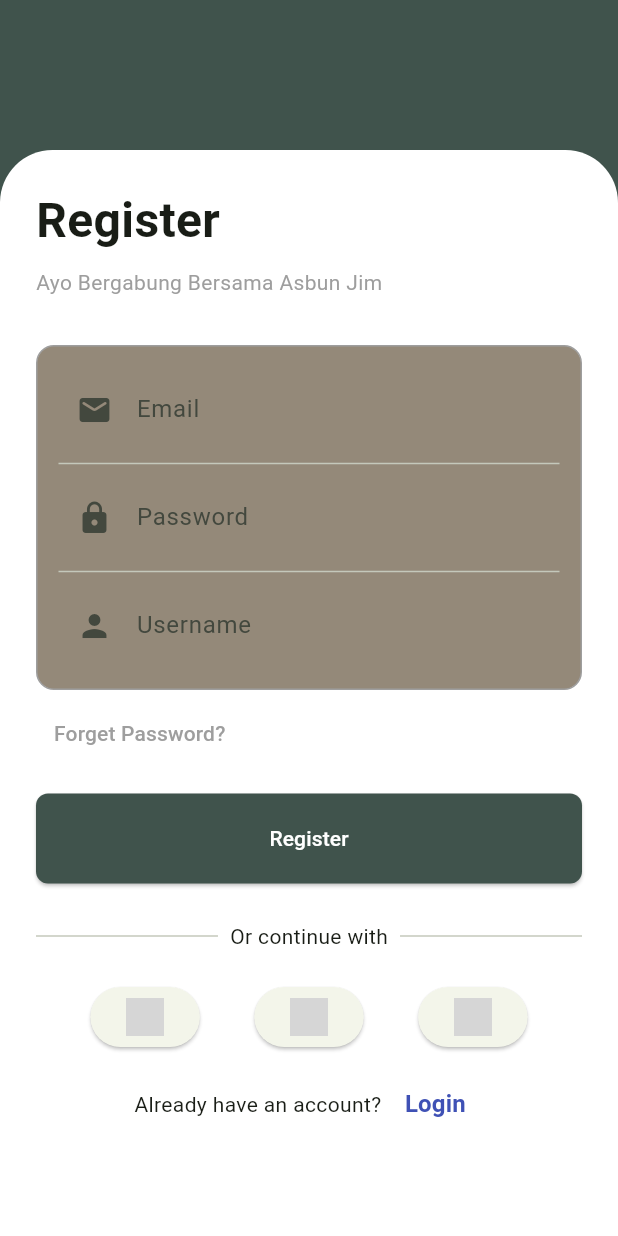
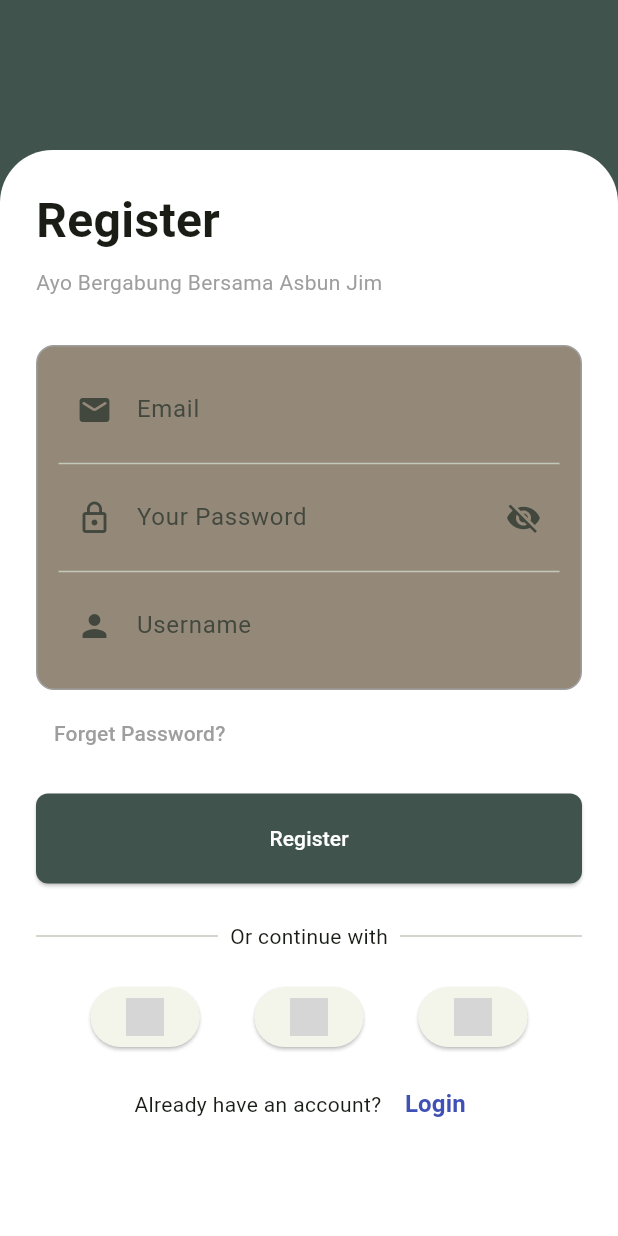
Before and after one commit to MuhammadRafli212/Tugas-13, a Flutter app: the HalRegister screen opened by its route, on a phone screen of 412 x 824 dp. Run offline on Flutter 3.47's test engine with Material 3 defaults, Android fonts, the phone set to English and light mode, and no system bars; our stand-ins replace shared_preferences, sqflite; accounts and stored records are empty; network calls fail; Roboto replaces fonts that are missing (Poppins); grey boxes are pictures that could not be loaded.

Commit message:
tugas_13

```diff
--- a/lib/tugas_13/hal_register.dart
+++ b/lib/tugas_13/hal_register.dart
@@ -13,6 +13,7 @@ class HalRegister extends StatefulWidget {
 
 class _HalRegisterState extends State<HalRegister> {
   final _formKey = GlobalKey<FormState>();
+  bool isVisible = false;
   final TextEditingController emailController = TextEditingController();
   final TextEditingController usernameController = TextEditingController();
   final TextEditingController passwordController = TextEditingController();
@@ -99,18 +100,30 @@ class _HalRegisterState extends State<HalRegister> {
                             const Divider(),
                             TextFormField(
                               controller: passwordController,
+                              obscureText: !isVisible,
+                              decoration: InputDecoration(
+                                prefixIcon: const Icon(Icons.lock_outline),
+                                border: InputBorder.none,
+                                labelText: 'Your Password',
+                                suffixIcon: IconButton(
+                                  icon: Icon(
+                                    isVisible
+                                        ? Icons.visibility
+                                        : Icons.visibility_off,
+                                  ),
+                                  onPressed: () {
+                                    setState(() {
+                                      isVisible = !isVisible;
+                                    });
+                                  },
+                                ),
+                              ),
                               validator: (value) {
                                 if (value == null || value.isEmpty) {
                                   return 'Password harus diisi';
                                 }
                                 return null;
                               },
-                              obscureText: true,
-                              decoration: const InputDecoration(
-                                prefixIcon: Icon(Icons.lock),
-                                border: InputBorder.none,
-                                labelText: 'Password',
-                              ),
                             ),
                             const Divider(),
                             TextFormField(
```
